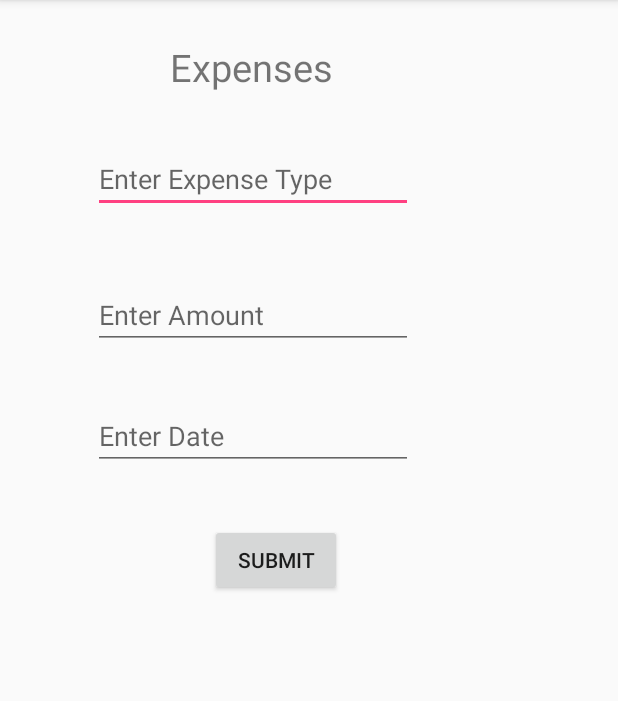
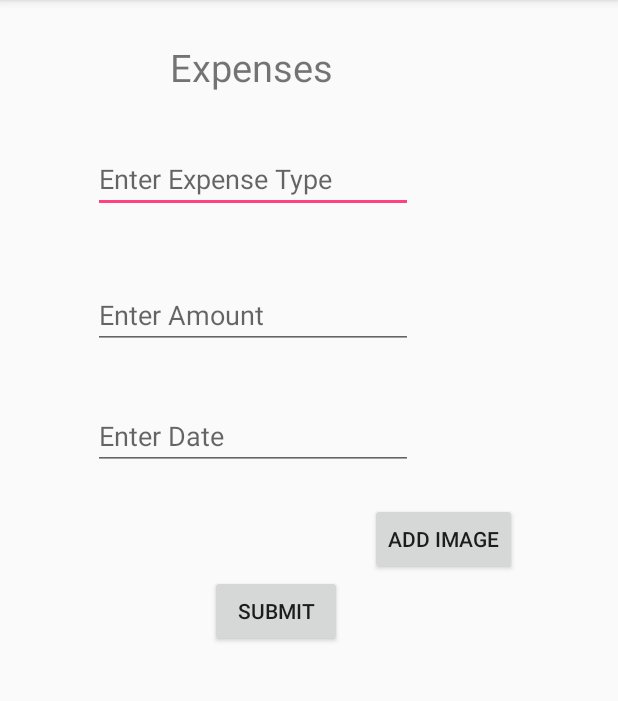
Before and after one commit to Ejeus/SmartCashManager, an Android app: the Expense screen opened directly, with no data from a screen before it, on a phone screen of 412 x 824 dp, the part 84-785 px from its top. Run offline under Robolectric (Android 15) with nearby library versions, the light colour scheme and no system bars.

Commit message:
Add image

```diff
--- a/app/src/main/java/com/example/s528755/smartcashmanager/Expense.java
+++ b/app/src/main/java/com/example/s528755/smartcashmanager/Expense.java
@@ -18,4 +18,7 @@ public class Expense extends AppCompatActivity {
         startActivity(intent);
         Toast.makeText(getApplicationContext(), "Expense Added " , Toast.LENGTH_LONG).show();
     }
+    public void Image(View view) {
+Toast.makeText(getApplicationContext(), "Not Implemented yet ", Toast.LENGTH_LONG).show();
+    }
 }
--- a/app/src/main/res/layout/activity_expense.xml
+++ b/app/src/main/res/layout/activity_expense.xml
@@ -16,24 +16,24 @@
             android:id="@+id/textView2"
             android:layout_width="120dp"
             android:layout_height="40dp"
+            android:layout_alignParentStart="true"
+            android:layout_alignParentTop="true"
+            android:layout_marginStart="113dp"
             android:layout_marginTop="27dp"
             android:text="Expenses"
-            android:textSize="25dp"
-            android:layout_alignParentTop="true"
-            android:layout_alignParentStart="true"
-            android:layout_marginStart="113dp" />
+            android:textSize="25dp" />
 
         <EditText
             android:id="@+id/editText3"
             android:layout_width="wrap_content"
             android:layout_height="wrap_content"
+            android:layout_alignParentStart="true"
+            android:layout_below="@+id/textView2"
             android:layout_marginStart="62dp"
             android:layout_marginTop="29dp"
             android:ems="10"
-            android:inputType="textPersonName"
             android:hint="Enter Expense Type"
-            android:layout_below="@+id/textView2"
-            android:layout_alignParentStart="true" />
+            android:inputType="textPersonName" />
 
         <EditText
             android:id="@+id/editText8"
@@ -43,28 +43,38 @@
             android:layout_below="@+id/editText3"
             android:layout_marginTop="45dp"
             android:ems="10"
-            android:inputType="textPersonName"
-            android:hint="Enter Amount" />
+            android:hint="Enter Amount"
+            android:inputType="textPersonName" />
 
         <EditText
             android:id="@+id/editText9"
             android:layout_width="wrap_content"
             android:layout_height="wrap_content"
+            android:layout_alignStart="@+id/editText8"
+            android:layout_below="@+id/editText8"
             android:layout_marginTop="35dp"
             android:ems="10"
-            android:inputType="date"
             android:hint="Enter Date"
-            android:layout_below="@+id/editText8"
-            android:layout_alignStart="@+id/editText8" />
+            android:inputType="date" />
 
         <Button
             android:id="@+id/button4"
             android:layout_width="wrap_content"
             android:layout_height="wrap_content"
+            android:onClick="Submit"
             android:text="Submit"
-            android:onClick="Submit"
-            android:layout_below="@+id/editText9"
-            android:layout_centerHorizontal="true"
-            android:layout_marginTop="36dp" />
+            android:layout_marginBottom="64dp"
+            android:layout_alignParentBottom="true"
+            android:layout_centerHorizontal="true" />
+
+        <Button
+            android:id="@+id/button12"
+            android:layout_width="wrap_content"
+            android:layout_height="wrap_content"
+            android:layout_marginStart="13dp"
+            android:layout_toEndOf="@+id/textView2"
+            android:text="Add Image"
+            android:onClick="Image"
+            android:layout_above="@+id/button4" />
     </RelativeLayout>
 </android.support.constraint.ConstraintLayout>
```
